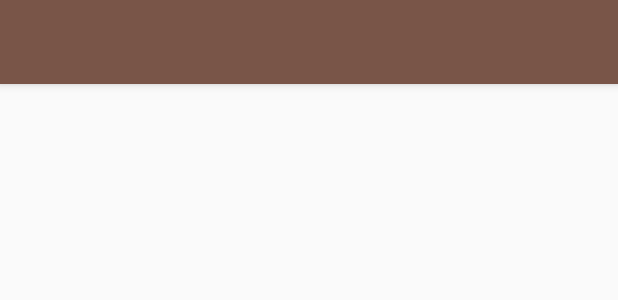
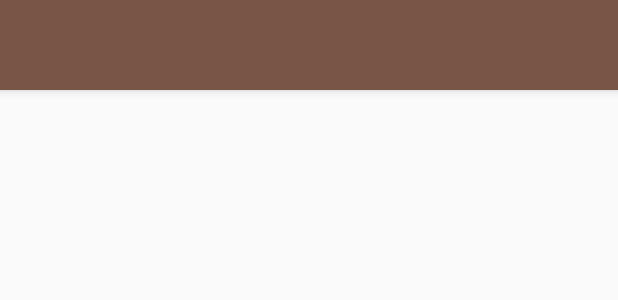
Before and after one commit to hiramcastrod/hiram-vendimia, an Android app: the layout app_bar_container.xml on its own in the app's theme, with its tools: preview values and no code run, on a phone screen of 412 x 824 dp. Shown: the top 300 px of the screen. Run offline under Robolectric (Android 15) with nearby library versions, the phone set to English and light mode, and no system bars.

Commit message:
nav bar complete, main layouts, start to code

```diff
--- a/app/src/main/AndroidManifest.xml
+++ b/app/src/main/AndroidManifest.xml
@@ -9,7 +9,8 @@
         android:roundIcon="@mipmap/ic_launcher_round"
         android:supportsRtl="true"
         android:theme="@style/AppTheme">
-        <activity android:name=".MainActivity"
+        <activity
+            android:name=".MainActivity"
             android:theme="@style/AppTheme">
             <intent-filter>
                 <action android:name="android.intent.action.MAIN" />
@@ -17,6 +18,7 @@
                 <category android:name="android.intent.category.LAUNCHER" />
             </intent-filter>
         </activity>
+        <activity android:name=".activities.ContainerActivity"></activity>
     </application>
 
 </manifest>
--- a/app/src/main/res/layout/container_layout.xml
+++ b/app/src/main/res/layout/activity_container.xml
@@ -1,7 +1,11 @@
 <?xml version="1.0" encoding="utf-8"?>
 <android.support.design.widget.CoordinatorLayout
-    xmlns:android="http://schemas.android.com/apk/res/android" android:layout_width="match_parent"
-    android:layout_height="match_parent">
+    xmlns:android="http://schemas.android.com/apk/res/android"
+    android:layout_width="match_parent"
+    android:theme="@style/AppTheme"
+    android:layout_height="match_parent"
+    android:paddingTop="@dimen/toolbar_p_t"
+    >
 
     <FrameLayout
         android:id="@+id/mainContainer"
--- a/app/src/main/res/layout/app_bar_container.xml
+++ b/app/src/main/res/layout/app_bar_container.xml
@@ -3,26 +3,24 @@
     xmlns:android="http://schemas.android.com/apk/res/android"
     xmlns:app="http://schemas.android.com/apk/res-auto"
     xmlns:tools="http://schemas.android.com/tools"
+    android:id="@+id/container_activity"
     android:layout_width="match_parent"
     android:layout_height="match_parent"
-    android:id="@+id/container_activity"
-    android:context="hiram.vendimia.MainActivity"
     >
 
     <android.support.design.widget.AppBarLayout
+        android:id="@+id/appBarLayout"
         android:layout_width="match_parent"
-        android:layout_height="wrap_content"
-        >
+        android:layout_height="wrap_content">
 
         <android.support.v7.widget.Toolbar
             android:id="@+id/toolbar"
             android:layout_width="match_parent"
-            android:layout_height="match_parent"
+            android:layout_height="@dimen/toolbar_size"
             android:background="@color/colorPrimary"
+            app:titleTextColor="@color/primaryText"
             />
-
     </android.support.design.widget.AppBarLayout>
 
-    <include layout="@layout/container_layout"/>
-
+    <include layout="@layout/activity_container"/>
 </android.support.design.widget.CoordinatorLayout>
--- a/app/src/main/res/values/dimens.xml
+++ b/app/src/main/res/values/dimens.xml
@@ -2,4 +2,6 @@
 <resources>
     <dimen name="nav_height">176dp</dimen>
     <dimen name="general_padding">16dp</dimen>
+    <dimen name="toolbar_p_t">64dp</dimen>
+    <dimen name="toolbar_size">60dp</dimen>
 </resources>
--- a/app/src/main/res/values/styles.xml
+++ b/app/src/main/res/values/styles.xml
@@ -1,11 +1,13 @@
 <resources>
 
     <!-- Base application theme. -->
-    <style name="AppTheme" parent="Base.Theme.AppCompat.Light.DarkActionBar">
+    <style name="AppTheme" parent="Theme.AppCompat.Light.NoActionBar">
         <!-- Customize your theme here. -->
+        <item name="coordinatorLayoutStyle">@style/Widget.Support.CoordinatorLayout</item>
         <item name="colorPrimary">@color/colorPrimary</item>
         <item name="colorPrimaryDark">@color/colorPrimaryDark</item>
         <item name="colorAccent">@color/colorAccent</item>
+        <item name="toolbarStyle">@style/Widget.AppCompat.Toolbar</item>
     </style>
 
 </resources>
```
Also changed, not shown: app/build.gradle (+14 -6 lines), app/src/main/java/hiram/vendimia/activities/ContainerActivity.java (added, +15 -0 lines), app/src/main/res/layout/activity_main.xml (+5 -8 lines).
